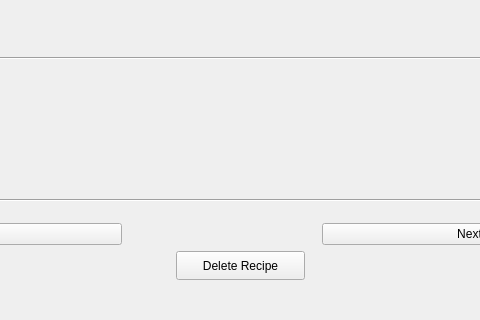
This is mainwindow.ui in MarkHarrison03/RecipeApp as Qt 5 draws it before an edit; both pictures show x 174 to 654 and y 378 to 698 of the 800 by 698 pixel window. The edited form follows.
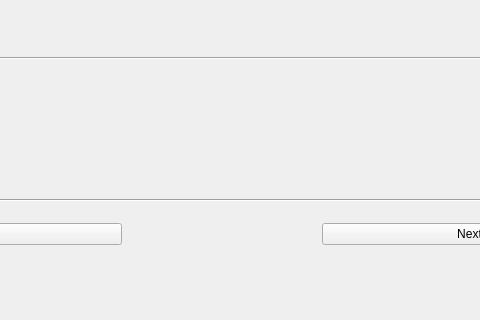
This is the edited form.

Patch:
```diff
--- a/mainwindow.ui
+++ b/mainwindow.ui
@@ -150,19 +150,6 @@
      </item>
     </layout>
    </widget>
-   <widget class="QPushButton" name="pushButton_3">
-    <property name="geometry">
-     <rect>
-      <x>350</x>
-      <y>610</y>
-      <width>129</width>
-      <height>29</height>
-     </rect>
-    </property>
-    <property name="text">
-     <string>Delete Recipe</string>
-    </property>
-   </widget>
   </widget>
   <widget class="QMenuBar" name="menubar">
    <property name="geometry">
```
